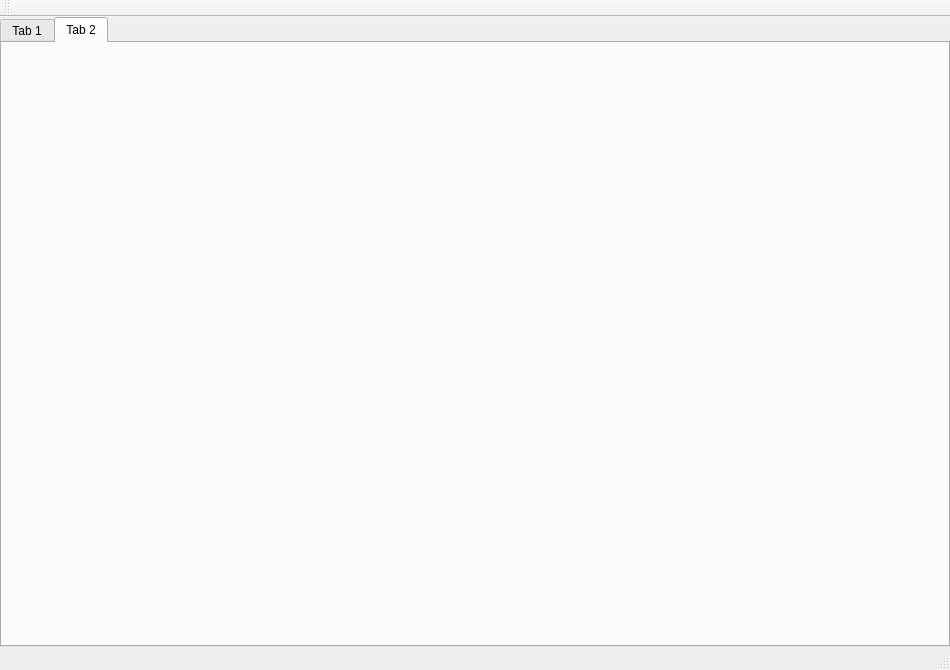
This is qt/mainwindow.ui in seongyoung-kang/timetable as Qt 5 draws it before an edit. The edited form follows.
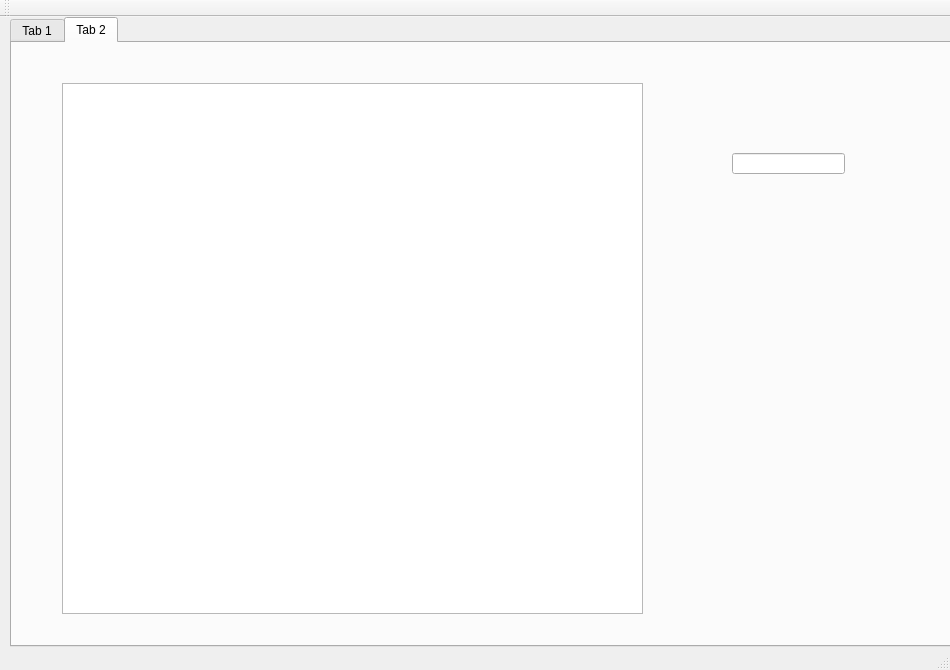
This is the edited form. The open tabs and pages were chosen to show the change.

Patch:
```diff
--- a/qt/mainwindow.ui
+++ b/qt/mainwindow.ui
@@ -17,7 +17,7 @@
    <widget class="QTabWidget" name="tabWidget">
     <property name="geometry">
      <rect>
-      <x>0</x>
+      <x>10</x>
       <y>0</y>
       <width>950</width>
       <height>630</height>
@@ -470,6 +470,26 @@
      <attribute name="title">
       <string>Tab 2</string>
      </attribute>
+     <widget class="QListWidget" name="listWidget">
+      <property name="geometry">
+       <rect>
+        <x>50</x>
+        <y>40</y>
+        <width>581</width>
+        <height>531</height>
+       </rect>
+      </property>
+     </widget>
+     <widget class="QLineEdit" name="lineEdit">
+      <property name="geometry">
+       <rect>
+        <x>720</x>
+        <y>110</y>
+        <width>113</width>
+        <height>21</height>
+       </rect>
+      </property>
+     </widget>
     </widget>
    </widget>
   </widget>
```
Left out of the diff: 25 changed lines with no effect on the pictures.
